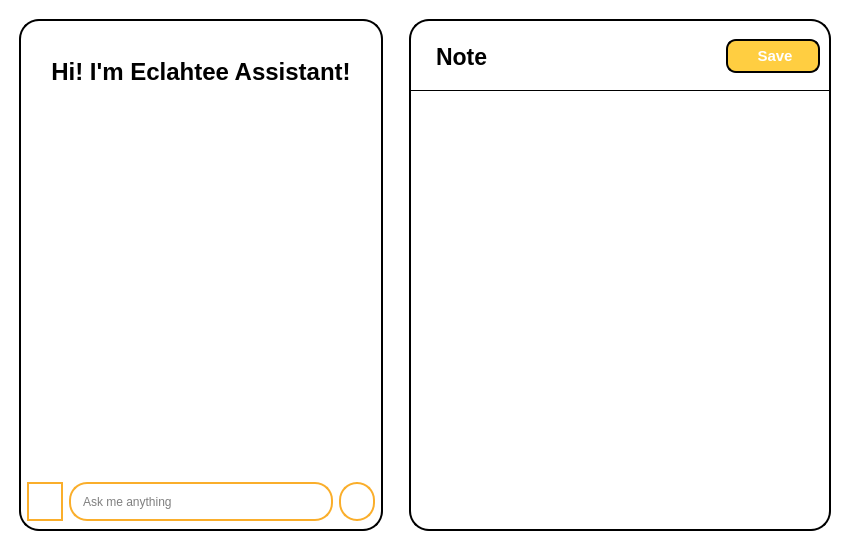
Qt form SPCK/Linux (Indev)/GUI/Note_edit.ui (MaiNgocChau9/Python-App-A-) before a commit.
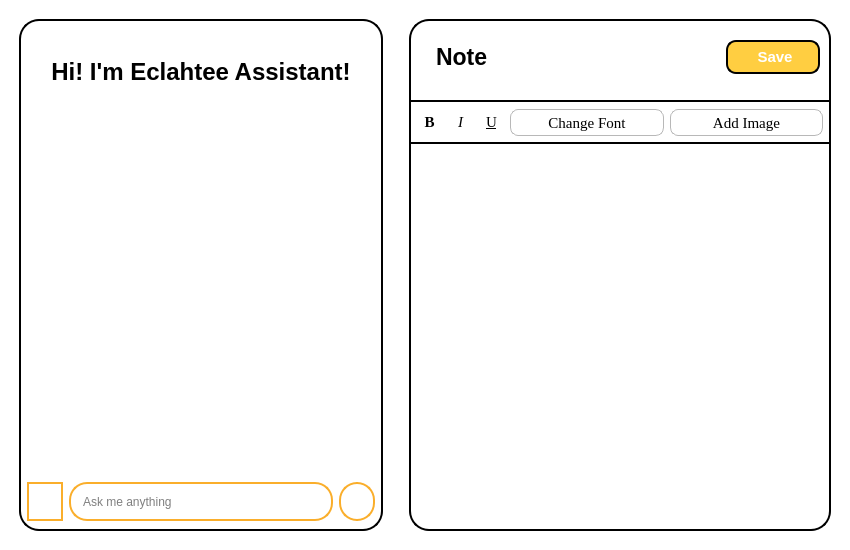
The same form after that commit. Icons and pictures are not drawn.

Patch:
```diff
--- a/SPCK/Linux (Indev)/GUI/Note_edit.ui
+++ b/SPCK/Linux (Indev)/GUI/Note_edit.ui
@@ -224,7 +224,7 @@
 border: 0px;
 border-radius: 0px;
 margin: 3px;
-border-bottom: 1px solid black;</string>
+margin-bottom: 0px;</string>
          </property>
          <layout class="QHBoxLayout" name="horizontalLayout_3">
           <item>
@@ -261,6 +261,7 @@
              <font>
               <family>Segoe UI</family>
               <pointsize>11</pointsize>
+              <weight>75</weight>
               <bold>true</bold>
              </font>
             </property>
@@ -272,6 +273,7 @@
 	background-color: #FFCE41;
 	color: white;
 	max-width: 90px;
+	min-width: 90px;
 }
 
 QPushButton::hover{
@@ -308,8 +310,271 @@
          </layout>
         </widget>
        </item>
+       <item>
+        <widget class="QWidget" name="widget_4" native="true">
+         <property name="styleSheet">
+          <string notr="true">margin: 0px;
+margin-left: 1px;
+margin-right: 1px;
+border: 2px solid black;
+min-height: 35px;
+max-height: 35px;
+padding-bottom: 5px;
+border-radius: 0px;</string>
+         </property>
+         <layout class="QHBoxLayout" name="horizontalLayout_4">
+          <item>
+           <widget class="QPushButton" name="pushButton_3">
+            <property name="font">
+             <font>
+              <family>Times New Roman</family>
+              <pointsize>11</pointsize>
+              <weight>75</weight>
+              <italic>false</italic>
+              <bold>true</bold>
+             </font>
+            </property>
+            <property name="styleSheet">
+             <string notr="true">QPushButton{
+	margin: 0px;
+	border: 0px;
+	min-height: 25px;
+	max-height: 25px;
+	min-width: 25px;
+	max-width: 25px;
+	background-color: white;
+	border-radius: 8px;
+	padding: 0px;
+}
+QPushButton::hover{
+	margin: 0px;
+	border: 0px;
+	min-height: 25px;
+	max-height: 25px;
+	min-width: 25px;
+	max-width: 25px;
+	background-color: #eeeeee;	
+	border-radius: 8px;
+	padding: 0px;
+}
+QPushButton::pressed{
+	margin: 0px;
+	border: 0px;
+	min-height: 25px;
+	max-height: 25px;
+	min-width: 25px;
+	max-width: 25px;
+	background-color: gray;	
+	border-radius: 8px;
+	padding: 0px;
+}</string>
+            </property>
+            <property name="text">
+             <string>B</string>
+            </property>
+           </widget>
+          </item>
+          <item>
+           <widget class="QPushButton" name="pushButton_4">
+            <property name="font">
+             <font>
+              <family>Times New Roman</family>
+              <pointsize>11</pointsize>
+              <italic>true</italic>
+             </font>
+            </property>
+            <property name="styleSheet">
+             <string notr="true">QPushButton{
+	margin: 0px;
+	border: 0px;
+	min-height: 25px;
+	max-height: 25px;
+	min-width: 25px;
+	max-width: 25px;
+	background-color: white;
+	border-radius: 8px;
+	padding: 0px;
+}
+QPushButton::hover{
+	margin: 0px;
+	border: 0px;
+	min-height: 25px;
+	max-height: 25px;
+	min-width: 25px;
+	max-width: 25px;
+	background-color: #eeeeee;	
+	border-radius: 8px;
+	padding: 0px;
+}
+QPushButton::pressed{
+	margin: 0px;
+	border: 0px;
+	min-height: 25px;
+	max-height: 25px;
+	min-width: 25px;
+	max-width: 25px;
+	background-color: gray;	
+	border-radius: 8px;
+	padding: 0px;
+}</string>
+            </property>
+            <property name="text">
+             <string>I</string>
+            </property>
+           </widget>
+          </item>
+          <item>
+           <widget class="QPushButton" name="pushButton_5">
+            <property name="font">
+             <font>
+              <family>Times New Roman</family>
+              <pointsize>11</pointsize>
+              <italic>false</italic>
+              <underline>true</underline>
+             </font>
+            </property>
+            <property name="styleSheet">
+             <string notr="true">QPushButton{
+	margin: 0px;
+	border: 0px;
+	min-height: 25px;
+	max-height: 25px;
+	min-width: 25px;
+	max-width: 25px;
+	background-color: white;
+	border-radius: 8px;
+	padding: 0px;
+}
+QPushButton::hover{
+	margin: 0px;
+	border: 0px;
+	min-height: 25px;
+	max-height: 25px;
+	min-width: 25px;
+	max-width: 25px;
+	background-color: #eeeeee;	
+	border-radius: 8px;
+	padding: 0px;
+}
+QPushButton::pressed{
+	margin: 0px;
+	border: 0px;
+	min-height: 25px;
+	max-height: 25px;
+	min-width: 25px;
+	max-width: 25px;
+	background-color: gray;	
+	border-radius: 8px;
+	padding: 0px;
+}</string>
+            </property>
+            <property name="text">
+             <string>U</string>
+            </property>
+           </widget>
+          </item>
+          <item>
+           <widget class="QPushButton" name="pushButton_7">
+            <property name="font">
+             <font>
+              <family>Times New Roman</family>
+              <pointsize>11</pointsize>
+              <weight>50</weight>
+              <italic>false</italic>
+              <bold>false</bold>
+              <underline>false</underline>
+             </font>
+            </property>
+            <property name="styleSheet">
+             <string notr="true">QPushButton{
+	border: 1px solid #b8b8b8;
+	margin: 0px;
+	min-height: 25px;
+	max-height: 25px;
+	background-color: white;
+	border-radius: 8px;
+	padding: 0px;
+}
+QPushButton::hover{
+	border: 1px solid #b8b8b8;
+	margin: 0px;
+	min-height: 25px;
+	max-height: 25px;
+	background-color: #eeeeee;	
+	border-radius: 8px;
+	padding: 0px;
+}
+QPushButton::pressed{
+	border: 1px solid #b8b8b8;
+	margin: 0px;
+	min-height: 25px;
+	max-height: 25px;
+	background-color: gray;	
+	border-radius: 8px;
+	padding: 0px;
+}</string>
+            </property>
+            <property name="text">
+             <string>Change Font</string>
+            </property>
+           </widget>
+          </item>
+          <item>
+           <widget class="QPushButton" name="pushButton_8">
+            <property name="font">
+             <font>
+              <family>Times New Roman</family>
+              <pointsize>11</pointsize>
+              <weight>50</weight>
+              <italic>false</italic>
+              <bold>false</bold>
+              <underline>false</underline>
+             </font>
+            </property>
+            <property name="styleSheet">
+             <string notr="true">QPushButton{
+	border: 1px solid #b8b8b8;
+	margin: 0px;
+	min-height: 25px;
+	max-height: 25px;
+	background-color: white;
+	border-radius: 8px;
+	padding: 0px;
+}
+QPushButton::hover{
+	border: 1px solid #b8b8b8;
+	margin: 0px;
+	min-height: 25px;
+	max-height: 25px;
+	background-color: #eeeeee;	
+	border-radius: 8px;
+	padding: 0px;
+}
+QPushButton::pressed{
+	border: 1px solid #b8b8b8;
+	margin: 0px;
+	min-height: 25px;
+	max-height: 25px;
+	background-color: gray;	
+	border-radius: 8px;
+	padding: 0px;
+}</string>
+            </property>
+            <property name="text">
+             <string>Add Image</string>
+            </property>
+           </widget>
+          </item>
+         </layout>
+        </widget>
+       </item>
        <item>
         <widget class="QTextEdit" name="textEdit">
+         <property name="font">
+          <font>
+           <family>Arial</family>
+          </font>
+         </property>
          <property name="styleSheet">
           <string notr="true">padding: 0px;
 border: 0px solid black;
@@ -318,13 +583,10 @@
          </property>
          <property name="html">
           <string>&lt;!DOCTYPE HTML PUBLIC &quot;-//W3C//DTD HTML 4.0//EN&quot; &quot;http://www.w3.org/TR/REC-html40/strict.dtd&quot;&gt;
-&lt;html&gt;&lt;head&gt;&lt;meta name=&quot;qrichtext&quot; content=&quot;1&quot; /&gt;&lt;meta charset=&quot;utf-8&quot; /&gt;&lt;style type=&quot;text/css&quot;&gt;
+&lt;html&gt;&lt;head&gt;&lt;meta name=&quot;qrichtext&quot; content=&quot;1&quot; /&gt;&lt;style type=&quot;text/css&quot;&gt;
 p, li { white-space: pre-wrap; }
-hr { height: 1px; border-width: 0; }
-li.unchecked::marker { content: &quot;\2610&quot;; }
-li.checked::marker { content: &quot;\2612&quot;; }
-&lt;/style&gt;&lt;/head&gt;&lt;body style=&quot; font-family:'Sans Serif'; font-size:9pt; font-weight:400; font-style:normal;&quot;&gt;
-&lt;p style=&quot;-qt-paragraph-type:empty; margin-top:0px; margin-bottom:0px; margin-left:0px; margin-right:0px; -qt-block-indent:0; text-indent:0px; font-family:'MS Shell Dlg 2'; font-size:8.25pt;&quot;&gt;&lt;br /&gt;&lt;/p&gt;&lt;/body&gt;&lt;/html&gt;</string>
+&lt;/style&gt;&lt;/head&gt;&lt;body style=&quot; font-family:'Arial'; font-size:8.25pt; font-weight:400; font-style:normal;&quot;&gt;
+&lt;p style=&quot;-qt-paragraph-type:empty; margin-top:0px; margin-bottom:0px; margin-left:0px; margin-right:0px; -qt-block-indent:0; text-indent:0px; font-family:'MS Shell Dlg 2';&quot;&gt;&lt;br /&gt;&lt;/p&gt;&lt;/body&gt;&lt;/html&gt;</string>
          </property>
          <property name="placeholderText">
           <string/>
```
Left out of the diff: 21 changed lines with no effect on the pictures.
